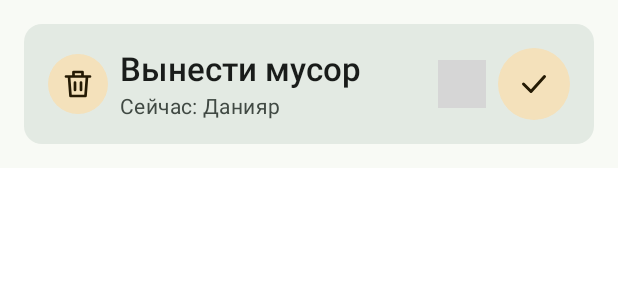
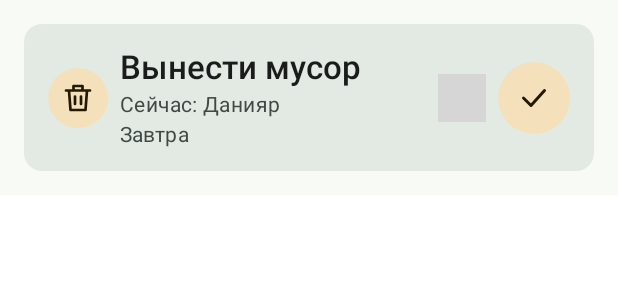
Before and after one commit to tortugichh/WhoseTurn, an Android app built with Jetpack Compose: the @Preview function ChoreCardCompletedPreview, on a phone screen of 412 x 824 dp. Shown: the top 300 px of the screen. Run offline under Robolectric (Android 15) with nearby library versions, the phone set to English and light mode, and no system bars; pictures from the network do not load; grey boxes are pictures that could not be loaded.

Commit message:
show when each chore is due

```diff
--- a/app/src/main/java/com/example/project/chores/ui/ChoreCard.kt
+++ b/app/src/main/java/com/example/project/chores/ui/ChoreCard.kt
@@ -55,6 +55,10 @@ fun ChoreCard(
                     ),
                     label = R.string.chore_card_assignee,
                 )
+                ChoreDueLabel(
+                    dueInDays = chore.dueInDays,
+                    style = MaterialTheme.typography.labelLarge,
+                )
             }
 
             if (participant != null) {
--- /dev/null
+++ b/app/src/main/java/com/example/project/chores/ui/ChoreSchedule.kt
@@ -0,0 +1,37 @@
+package com.example.project.chores.ui
+
+import androidx.compose.material3.MaterialTheme
+import androidx.compose.material3.Text
+import androidx.compose.runtime.Composable
+import androidx.compose.ui.Modifier
+import androidx.compose.ui.res.stringResource
+import androidx.compose.ui.text.TextStyle
+import androidx.compose.ui.text.font.FontWeight
+import com.example.project.R
+
+@Composable
+internal fun dueLabel(dueInDays: Int): String = when {
+    dueInDays < 0 -> stringResource(R.string.chore_due_overdue, -dueInDays)
+    dueInDays == 0 -> stringResource(R.string.chore_due_today)
+    dueInDays == 1 -> stringResource(R.string.chore_due_tomorrow)
+    else -> stringResource(R.string.chore_due_in, dueInDays)
+}
+
+@Composable
+internal fun ChoreDueLabel(
+    dueInDays: Int,
+    style: TextStyle,
+    modifier: Modifier = Modifier,
+) {
+    Text(
+        text = dueLabel(dueInDays),
+        modifier = modifier,
+        style = style,
+        color = when {
+            dueInDays < 0 -> MaterialTheme.colorScheme.error
+            dueInDays == 0 -> MaterialTheme.colorScheme.primary
+            else -> MaterialTheme.colorScheme.onSurfaceVariant
+        },
+        fontWeight = if (dueInDays <= 0) FontWeight.SemiBold else FontWeight.Normal,
+    )
+}
--- a/app/src/main/res/values/strings.xml
+++ b/app/src/main/res/values/strings.xml
@@ -20,6 +20,10 @@
     <string name="chore_rename_title">Переименовать дело</string>
     <string name="chore_rename_confirm">Сохранить</string>
     <string name="chore_delete_action">Удалить</string>
+    <string name="chore_due_today">Сегодня</string>
+    <string name="chore_due_tomorrow">Завтра</string>
+    <string name="chore_due_in">Через %1$d дн.</string>
+    <string name="chore_due_overdue">Просрочено на %1$d дн.</string>
     <string name="chore_delete_title">Удалить дело?</string>
     <string name="chore_navigate_back">Назад</string>
     <string name="chore_not_found">Дело не найдено</string>
```
